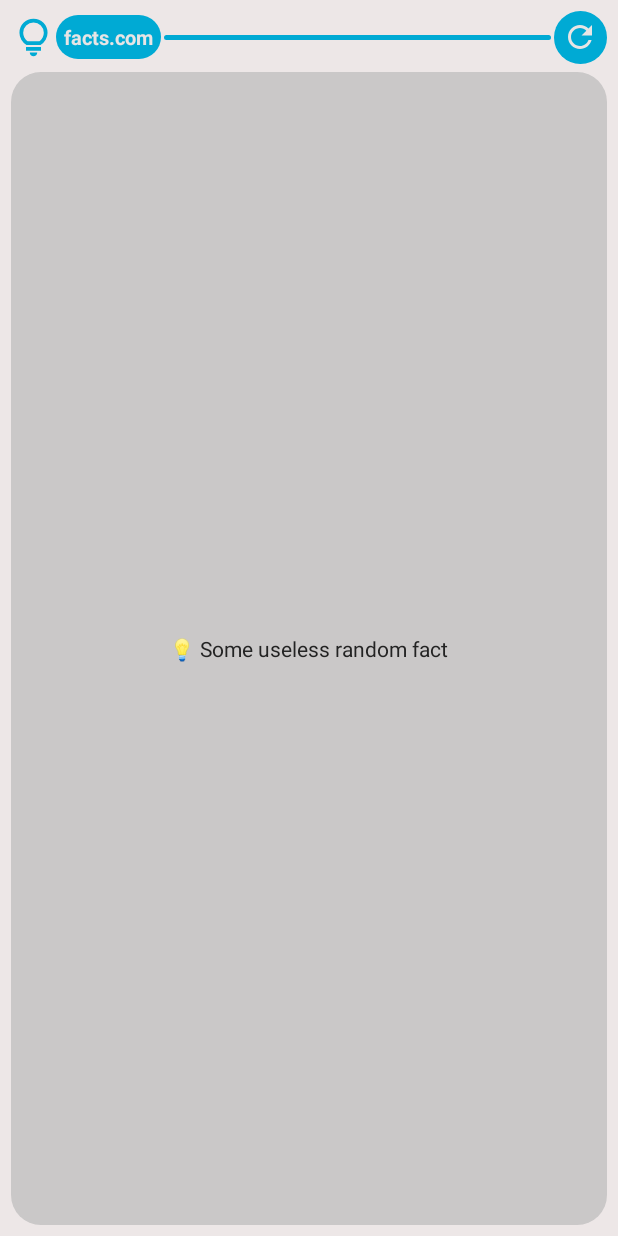
After one commit to Maxdgf/Random-Useless-Fact-Appwidget, an Android app built with Jetpack Compose: the layout random_useless_fact_widget_preview.xml on its own in the app's theme, with its tools: preview values and no code run, on a phone screen of 412 x 824 dp. The commit adds this screen. Run offline under Robolectric (Android 15) with nearby library versions, the phone set to English and light mode, and no system bars.

Commit message:
Add widget preview

```diff
--- /dev/null
+++ b/app/src/main/res/drawable/circle_shape.xml
@@ -0,0 +1,3 @@
+<?xml version="1.0" encoding="utf-8"?>
+<shape xmlns:android="http://schemas.android.com/apk/res/android"
+    android:shape="oval" />
--- /dev/null
+++ b/app/src/main/res/drawable/rounded_corners_shape.xml
@@ -0,0 +1,5 @@
+<?xml version="1.0" encoding="utf-8"?>
+<shape xmlns:android="http://schemas.android.com/apk/res/android"
+    android:shape="rectangle">
+    <corners android:radius="20dp"/>
+</shape>
--- /dev/null
+++ b/app/src/main/res/layout/random_useless_fact_widget_preview.xml
@@ -0,0 +1,87 @@
+<?xml version="1.0" encoding="utf-8"?>
+<LinearLayout xmlns:android="http://schemas.android.com/apk/res/android"
+    android:orientation="vertical"
+    android:layout_width="match_parent"
+    android:layout_height="match_parent"
+    android:padding="7dp"
+    android:background="@color/surface_widget_color">
+
+    <!-- App widget's top bar -->
+    <LinearLayout
+        android:orientation="horizontal"
+        android:layout_width="match_parent"
+        android:layout_height="wrap_content"
+        android:gravity="center_vertical">
+
+        <!-- Lightbulb icon -->
+        <ImageView
+            android:layout_width="30dp"
+            android:layout_height="30dp"
+            android:src="@drawable/outline_lightbulb_24"
+            android:contentDescription="@string/lightbulb_icon_content_description"
+            android:tint="@color/primary_widget_color" />
+
+        <!-- Fact's source name view -->
+        <FrameLayout
+            android:layout_width="wrap_content"
+            android:layout_height="wrap_content"
+            android:background="@drawable/rounded_corners_shape"
+            android:backgroundTint="@color/primary_widget_color"
+            android:padding="5dp">
+
+            <TextView
+                android:layout_width="wrap_content"
+                android:layout_height="wrap_content"
+                android:text="@string/random_fact_source_name"
+                android:textStyle="bold"
+                android:textColor="@color/on_primary_widget_color"
+                android:textSize="13sp"/>
+
+        </FrameLayout>
+
+        <!-- Colored spacer line -->
+        <FrameLayout
+            android:layout_width="0dp"
+            android:layout_height="3dp"
+            android:layout_weight="1"
+            android:layout_marginHorizontal="2dp"
+            android:background="@drawable/rounded_corners_shape"
+            android:backgroundTint="@color/primary_widget_color" />
+
+        <!-- Refresh random fact icon button -->
+        <FrameLayout
+            android:layout_width="35dp"
+            android:layout_height="35dp"
+            android:background="@drawable/circle_shape"
+            android:backgroundTint="@color/primary_widget_color">
+
+            <ImageView
+                android:layout_width="wrap_content"
+                android:layout_height="wrap_content"
+                android:layout_gravity="center"
+                android:contentDescription="@string/refresh_icon_button_content_description"
+                android:src="@drawable/baseline_refresh_24"
+                android:tint="@color/on_primary_widget_color"/>
+
+        </FrameLayout>
+
+    </LinearLayout>
+
+    <!-- Random fact's text view -->
+    <FrameLayout android:layout_width="match_parent"
+        android:layout_height="0dp"
+        android:layout_weight="1"
+        android:layout_marginTop="5dp"
+        android:background="@drawable/rounded_corners_shape"
+        android:backgroundTint="@color/on_surface_widget_panel_color">
+
+        <TextView
+            android:layout_width="wrap_content"
+            android:layout_height="wrap_content"
+            android:layout_gravity="center"
+            android:text="@string/random_fact_text"
+            android:textColor="@color/on_surface_color"/>
+
+    </FrameLayout>
+
+</LinearLayout>
--- /dev/null
+++ b/app/src/main/res/values-night/colors.xml
@@ -0,0 +1,8 @@
+<?xml version="1.0" encoding="utf-8"?>
+<resources>
+    <color name="primary_widget_color">#0088C7</color>
+    <color name="on_primary_widget_color">#1B1B1B</color>
+    <color name="surface_widget_color">#212121</color>
+    <color name="on_surface_widget_panel_color">#575555</color>
+    <color name="on_surface_color">#F0F0F0</color>
+</resources>
--- a/app/src/main/res/values/colors.xml
+++ b/app/src/main/res/values/colors.xml
@@ -1,10 +1,8 @@
 <?xml version="1.0" encoding="utf-8"?>
 <resources>
-    <color name="purple_200">#FFBB86FC</color>
-    <color name="purple_500">#FF6200EE</color>
-    <color name="purple_700">#FF3700B3</color>
-    <color name="teal_200">#FF03DAC5</color>
-    <color name="teal_700">#FF018786</color>
-    <color name="black">#FF000000</color>
-    <color name="white">#FFFFFFFF</color>
+    <color name="primary_widget_color">#00AAD4</color>
+    <color name="on_primary_widget_color">#E8E5E5</color>
+    <color name="surface_widget_color">#EDE7E7</color>
+    <color name="on_surface_widget_panel_color">#CAC8C8</color>
+    <color name="on_surface_color">#232323</color>
 </resources>
--- a/app/src/main/res/values/strings.xml
+++ b/app/src/main/res/values/strings.xml
@@ -1,3 +1,10 @@
 <resources>
     <string name="app_name">Random Useless Fact</string>
+
+    <string name="widget_description">A widget that shows a random useless fact.</string>
+
+    <string name="lightbulb_icon_content_description">Lightbulb icon</string>
+    <string name="random_fact_source_name">facts.com</string>
+    <string name="refresh_icon_button_content_description">Refresh useless fact button</string>
+    <string name="random_fact_text">💡 Some useless random fact</string>
 </resources>
--- a/app/src/main/res/xml-v31/random_useless_fact_widget_info.xml
+++ b/app/src/main/res/xml-v31/random_useless_fact_widget_info.xml
@@ -1,6 +1,6 @@
 <appwidget-provider xmlns:android="http://schemas.android.com/apk/res/android"
     android:targetCellHeight="2"
-    android:targetCellWidth="2"
+    android:targetCellWidth="3"
     android:minResizeHeight="50dp"
     android:minResizeWidth="100dp"
     android:maxResizeHeight="200dp"
@@ -8,4 +8,6 @@
     android:updatePeriodMillis="0"
     android:widgetCategory="home_screen"
     android:resizeMode="horizontal|vertical"
-    android:initialLayout="@layout/glance_default_loading_layout"  />
+    android:description="@string/widget_description"
+    android:previewLayout="@layout/random_useless_fact_widget_preview"
+    android:initialLayout="@layout/glance_default_loading_layout" />
--- a/app/src/main/res/xml/random_useless_fact_widget_info.xml
+++ b/app/src/main/res/xml/random_useless_fact_widget_info.xml
@@ -4,4 +4,6 @@
     android:updatePeriodMillis="0"
     android:widgetCategory="home_screen"
     android:resizeMode="horizontal|vertical"
+    android:description="@string/widget_description"
+    android:previewImage="@drawable/random_useless_fact_widget_image_preview"
     android:initialLayout="@layout/glance_default_loading_layout"  />
```
Also changed, not shown: app/src/main/res/drawable/random_useless_fact_widget_image_preview.png (added).
